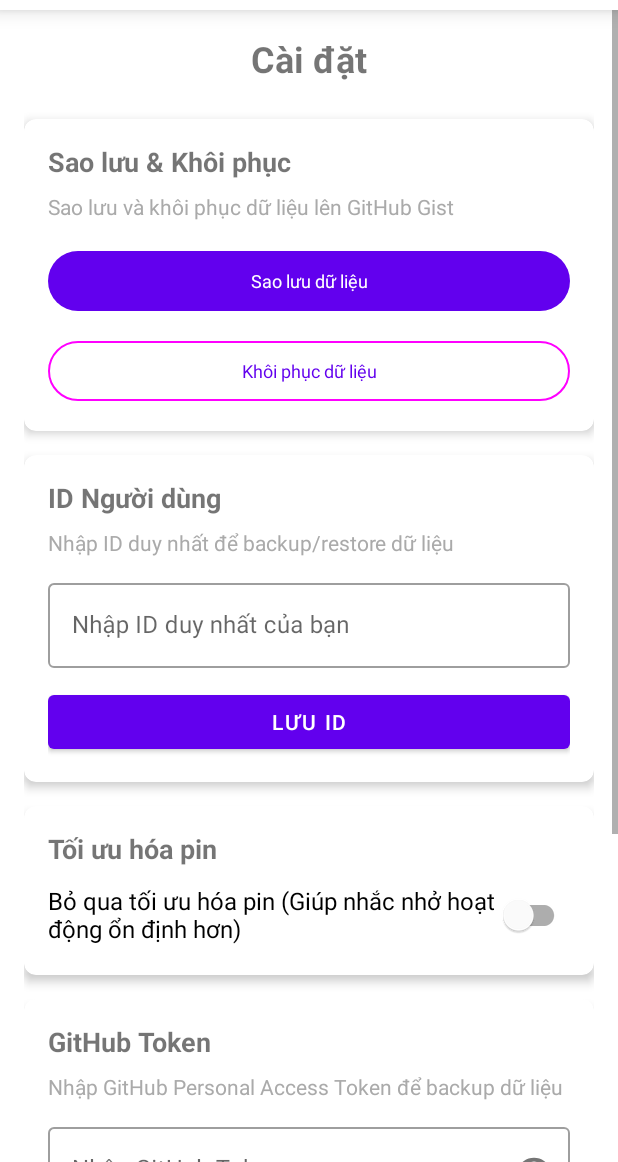
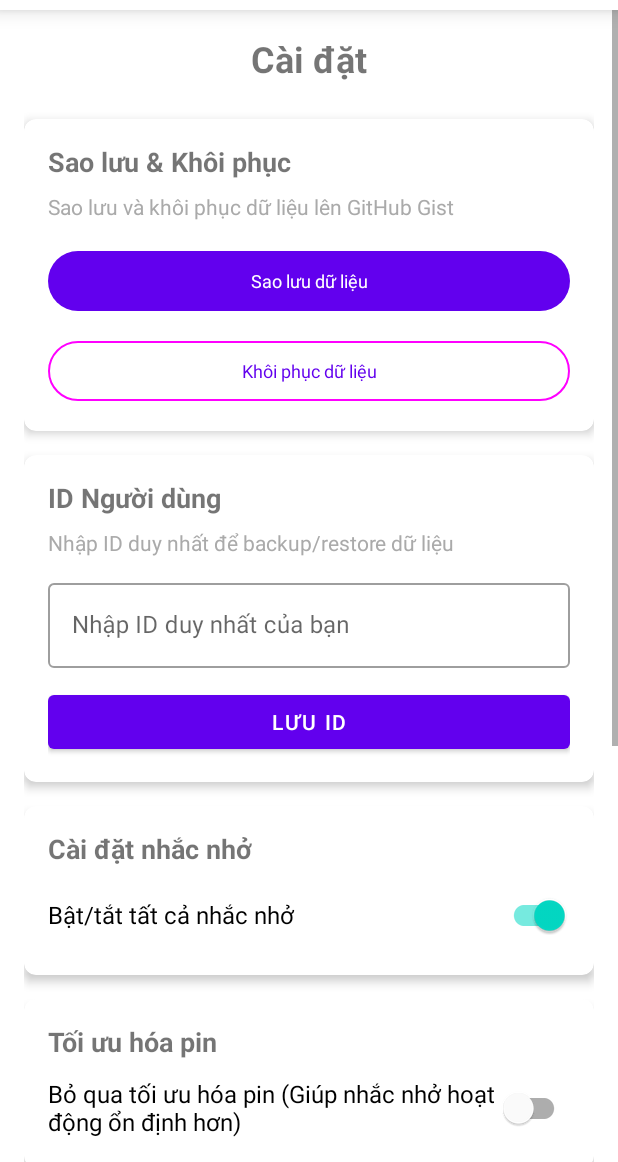
Before and after one commit to naq219/sie_ghi_chu_android, an Android app: the SettingsFragment screen opened through its navigation route, on a phone screen of 412 x 824 dp, the part 74-1236 px from its top. Run offline under Robolectric (Android 15) with nearby library versions, the phone set to English and light mode, and no system bars; our stand-ins replace Room's generated code, navigation-ui.

Commit message:
dang lam them bat tat

```diff
--- a/app/build.gradle.kts
+++ b/app/build.gradle.kts
@@ -26,6 +26,10 @@ android {
                 getDefaultProguardFile("proguard-android-optimize.txt"),
                 "proguard-rules.pro"
             )
+            // Giữ nguyên package name cho bản release: quangan.sreminder
+        }
+        debug {
+            applicationIdSuffix = ".debug" // Thêm .debug vào package name cho bản debug: quangan.debug.sreminder
         }
     }
     compileOptions {
@@ -71,4 +75,5 @@ dependencies {
     androidTestImplementation(libs.androidx.espresso.core)
 
     implementation(libs.androidx.recyclerview) // Thêm dòng này
+    implementation("androidx.preference:preference-ktx:1.2.1") // Thêm preference library
 }
--- a/app/src/main/java/quangan/sreminder/ui/settings/SettingsFragment.kt
+++ b/app/src/main/java/quangan/sreminder/ui/settings/SettingsFragment.kt
@@ -51,40 +51,70 @@ class SettingsFragment : Fragment() {
     }
 
     private fun setupViews() {
+        setupUserIdSection()
+        setupGitHubTokenSection()
+        setupGlobalReminderSection()
+        setupBatteryOptimizationSection()
+    }
+
+    private fun setupUserIdSection() {
         // Load user ID từ SharedPreferences
         val savedUserId = sharedPreferences.getString("user_id", "")
         binding.editUserId.setText(savedUserId)
+    }
 
+    private fun setupGitHubTokenSection() {
         // Load GitHub token từ SharedPreferences
         val savedGithubToken = sharedPreferences.getString("github_token", "")
         binding.editGithubToken.setText(savedGithubToken)
+    }
 
+    private fun setupGlobalReminderSection() {
+        // Load global reminder setting từ SharedPreferences
+        val globalRemindersEnabled = sharedPreferences.getBoolean("global_reminders_enabled", true)
+        binding.switchGlobalReminders.isChecked = globalRemindersEnabled
+    }
+
+    private fun setupBatteryOptimizationSection() {
         // Load ignore battery optimizations setting
         val ignoreBatteryOptimizations = sharedPreferences.getBoolean("ignore_battery_optimizations", false)
         binding.switchIgnoreBatteryOptimizations.isChecked = ignoreBatteryOptimizations
     }
 
     private fun setupClickListeners() {
-        // Lưu User ID
         binding.btnSaveUserId.setOnClickListener {
             val userId = binding.editUserId.text.toString().trim()
             if (userId.isNotEmpty()) {
-                sharedPreferences.edit().putString("user_id", userId).apply()
-                Toast.makeText(context, "Đã lưu User ID: $userId", Toast.LENGTH_SHORT).show()
+                sharedPreferences.edit()
+                    .putString("user_id", userId)
+                    .apply()
+                Toast.makeText(requireContext(), "User ID đã được lưu", Toast.LENGTH_SHORT).show()
             } else {
-                Toast.makeText(context, "Vui lòng nhập User ID", Toast.LENGTH_SHORT).show()
+                Toast.makeText(requireContext(), "Vui lòng nhập User ID", Toast.LENGTH_SHORT).show()
             }
         }
 
-        // Lưu GitHub Token
         binding.btnSaveGithubToken.setOnClickListener {
             val githubToken = binding.editGithubToken.text.toString().trim()
             if (githubToken.isNotEmpty()) {
-                sharedPreferences.edit().putString("github_token", githubToken).apply()
-                Toast.makeText(context, "Đã lưu GitHub Token thành công", Toast.LENGTH_SHORT).show()
+                sharedPreferences.edit()
+                    .putString("github_token", githubToken)
+                    .apply()
+                Toast.makeText(requireContext(), "GitHub Token đã được lưu", Toast.LENGTH_SHORT).show()
             } else {
-                Toast.makeText(context, "Vui lòng nhập GitHub Token", Toast.LENGTH_SHORT).show()
+                Toast.makeText(requireContext(), "Vui lòng nhập GitHub Token", Toast.LENGTH_SHORT).show()
             }
+        }
+
+        binding.switchGlobalReminders.setOnCheckedChangeListener { _, isChecked ->
+            sharedPreferences.edit()
+                .putBoolean("global_reminders_enabled", isChecked)
+                .apply()
+            Toast.makeText(
+                requireContext(),
+                if (isChecked) "Đã bật tất cả nhắc nhở" else "Đã tắt tất cả nhắc nhở",
+                Toast.LENGTH_SHORT
+            ).show()
         }
 
         // Backup dữ liệu
@@ -154,8 +184,17 @@ class SettingsFragment : Fragment() {
         }
 
         binding.switchIgnoreBatteryOptimizations.setOnCheckedChangeListener { _, isChecked ->
-            sharedPreferences.edit().putBoolean("ignore_battery_optimizations", isChecked).apply()
+            sharedPreferences.edit()
+                .putBoolean("ignore_battery_optimizations", isChecked)
+                .apply()
+
             if (isChecked) {
+                requestIgnoreBatteryOptimizations()
+            }
+        }
+    }
+
+    private fun requestIgnoreBatteryOptimizations() {
         val packageName = requireContext().packageName
         val pm = requireContext().getSystemService(PowerManager::class.java) as PowerManager
         if (!pm.isIgnoringBatteryOptimizations(packageName)) {
@@ -164,8 +203,6 @@ class SettingsFragment : Fragment() {
                 data = Uri.parse("package:$packageName")
             }
             startActivity(intent)
-                }
-            }
         }
     }
 
--- a/app/src/main/res/layout/fragment_settings.xml
+++ b/app/src/main/res/layout/fragment_settings.xml
@@ -170,6 +170,40 @@
 
         </com.google.android.material.card.MaterialCardView>
 
+        <!-- Reminder Settings Section -->
+        <com.google.android.material.card.MaterialCardView
+            android:layout_width="match_parent"
+            android:layout_height="wrap_content"
+            android:layout_marginBottom="16dp"
+            app:cardCornerRadius="8dp"
+            app:cardElevation="4dp">
+
+            <LinearLayout
+                android:layout_width="match_parent"
+                android:layout_height="wrap_content"
+                android:orientation="vertical"
+                android:padding="16dp">
+
+                <TextView
+                    android:layout_width="match_parent"
+                    android:layout_height="wrap_content"
+                    android:layout_marginBottom="8dp"
+                    android:text="Cài đặt nhắc nhở"
+                    android:textSize="18sp"
+                    android:textStyle="bold" />
+
+                <com.google.android.material.switchmaterial.SwitchMaterial
+                    android:id="@+id/switch_global_reminders"
+                    android:layout_width="match_parent"
+                    android:layout_height="wrap_content"
+                    android:text="Bật/tắt tất cả nhắc nhở"
+                    android:textSize="16sp"
+                    android:checked="true" />
+
+            </LinearLayout>
+
+        </com.google.android.material.card.MaterialCardView>
+
         <!-- GitHub Token Section -->
         <com.google.android.material.card.MaterialCardView
             android:layout_width="match_parent"
```
Also changed, not shown: app/src/main/java/quangan/sreminder/service/ReminderService.kt (+10 -0 lines), app/src/main/java/quangan/sreminder/ui/adapters/ReminderAdapter.kt (+37 -15 lines), app/src/main/java/quangan/sreminder/ui/reminders/RemindersFragment.kt (+6 -1 lines), app/src/main/res/layout/item_reminder.xml (+17 -2 lines), 1 other file. Lines whose indentation alone changed are shown as unchanged.
